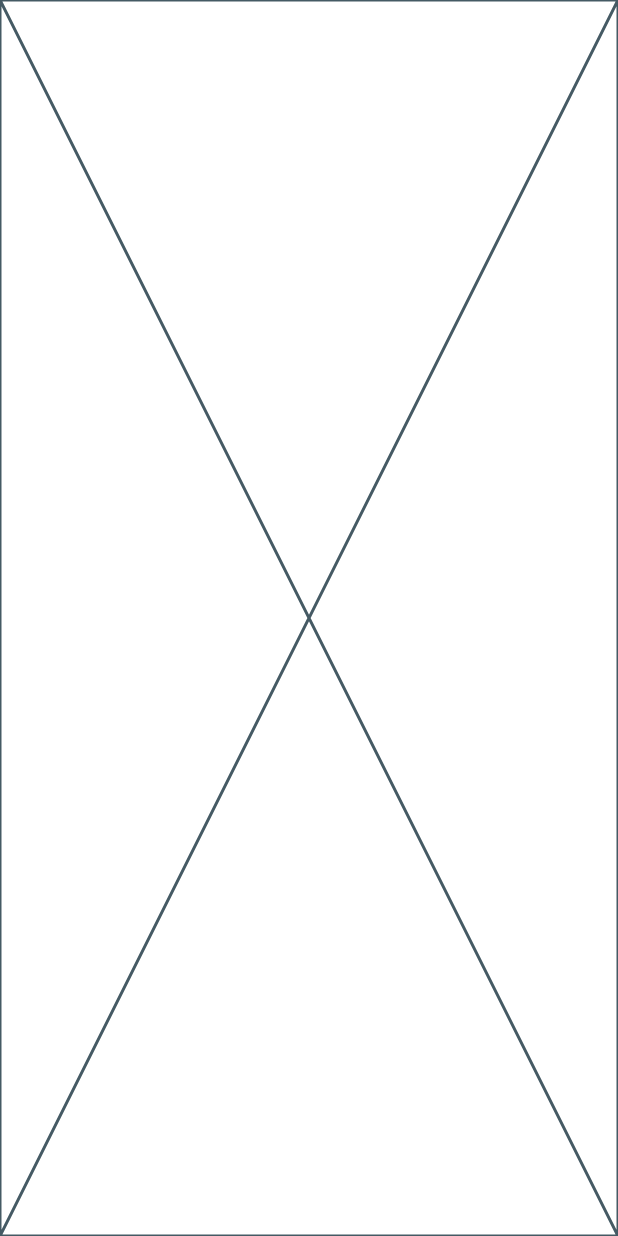
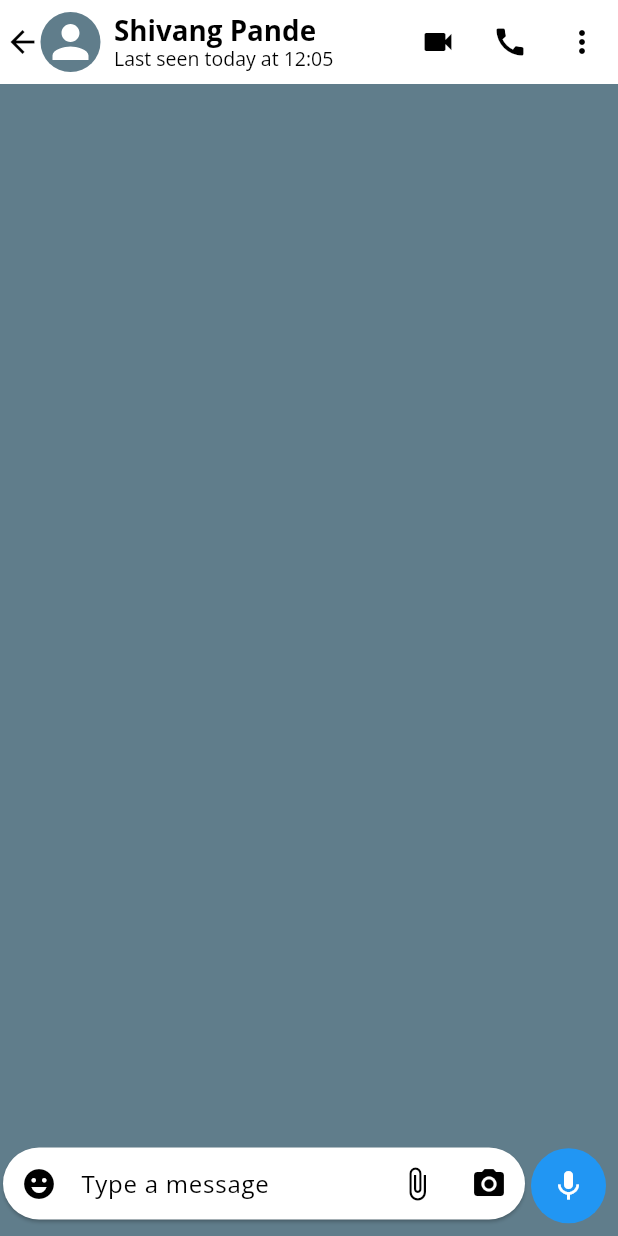
Before and after one commit to Shivvangg/skill_link, a Flutter app: the ChatScreen screen opened directly, after a tap on "Shivang Pande", on a phone screen of 412 x 824 dp. Run offline on Flutter 3.47's test engine with Material 3 defaults, Android fonts, the phone set to English and light mode, and no system bars; our stand-ins replace flutter_secure_storage, flutter_svg, image_picker; accounts and stored records are empty.

Commit message:
individual chat page initiated

```diff
--- a/lib/common/custom_card.dart
+++ b/lib/common/custom_card.dart
@@ -13,7 +13,7 @@ class Customcard extends StatelessWidget {
   Widget build(BuildContext context) {
     return InkWell(
       onTap: () {
-        Navigator.push(context, MaterialPageRoute(builder: (context) => const IndividualChatpage()));
+        Navigator.push(context, MaterialPageRoute(builder: (context) => IndividualChatpage(chatModel: chatModel)));
       },
       child: Column(
         children: [
--- a/lib/screens/user/individual_chatpage.dart
+++ b/lib/screens/user/individual_chatpage.dart
@@ -1,10 +1,158 @@
+// ignore_for_file: deprecated_member_use, sized_box_for_whitespace, sort_child_properties_last
+
 import 'package:flutter/material.dart';
+import 'package:flutter_svg/flutter_svg.dart';
+import 'package:skill_link/model/chat_model.dart';
 
-class IndividualChatpage extends StatelessWidget {
-  const IndividualChatpage({super.key});
+class IndividualChatpage extends StatefulWidget {
+  const IndividualChatpage({super.key, required this.chatModel});
+  final ChatModel chatModel;
 
   @override
+  State<IndividualChatpage> createState() => _IndividualChatpageState();
+}
+
+class _IndividualChatpageState extends State<IndividualChatpage> {
+  @override
   Widget build(BuildContext context) {
-    return const Placeholder();
+    return Scaffold(
+      backgroundColor: Colors.blueGrey,
+      appBar: AppBar(
+        leadingWidth: 70,
+        titleSpacing: 0,
+        leading: InkWell(
+          onTap: () {
+            Navigator.pop(context);
+          },
+          child: Row(
+            mainAxisAlignment: MainAxisAlignment.center,
+            children: [
+              const Icon(
+                Icons.arrow_back,
+                size: 24,
+              ),
+              CircleAvatar(
+                radius: 20,
+                backgroundColor: Colors.blueGrey,
+                child: SvgPicture.asset(
+                  widget.chatModel.isGroup
+                      ? "assets/iconns/groups.svg"
+                      : "assets/iconns/person.svg",
+                  color: Colors.white,
+                  height: 36,
+                  width: 36,
+                ),
+              )
+            ],
+          ),
+        ),
+        title: InkWell(
+          onTap: () {},
+          child: Container(
+            margin: const EdgeInsets.all(6),
+            child: Column(
+              mainAxisAlignment: MainAxisAlignment.start,
+              crossAxisAlignment: CrossAxisAlignment.start,
+              children: [
+                Text(widget.chatModel.name,
+                    style: const TextStyle(
+                      fontSize: 18.5,
+                      fontWeight: FontWeight.bold,
+                    )),
+                const Text(
+                  "Last seen today at 12:05",
+                  style: TextStyle(fontSize: 13),
+                ),
+              ],
+            ),
+          ),
+        ),
+        actions: [
+          IconButton(onPressed: () {}, icon: const Icon(Icons.videocam)),
+          IconButton(onPressed: () {}, icon: const Icon(Icons.call)),
+          PopupMenuButton<String>(
+              padding: const EdgeInsets.all(0),
+              itemBuilder: (BuildContext context) {
+                return [
+                  const PopupMenuItem(
+                    value: "View Participant",
+                    child: Text("View Participant"),
+                  ),
+                  const PopupMenuItem(
+                    value: "Documents and Links",
+                    child: Text("Documents and Links"),
+                  ),
+                  const PopupMenuItem(
+                    value: "Search",
+                    child: Text("Search"),
+                  ),
+                ];
+              }),
+        ],
+      ),
+      body: Container(
+        height: MediaQuery.of(context).size.height,
+        width: MediaQuery.of(context).size.width,
+        child: Stack(
+          children: [
+            ListView(),
+            Align(
+              alignment: Alignment.bottomCenter,
+              child: Row(
+                children: [
+                  Container(
+                    child: Card(
+                      margin:
+                          const EdgeInsets.only(left: 2, right: 2, bottom: 11),
+                      shape: RoundedRectangleBorder(
+                        borderRadius: BorderRadius.circular(25),
+                      ),
+                      child: TextFormField(
+                        textAlignVertical: TextAlignVertical.center,
+                        keyboardType: TextInputType.multiline,
+                        maxLines: 5,
+                        minLines: 1,
+                        decoration: InputDecoration(
+                          border: InputBorder.none,
+                          hintText: "Type a message",
+                          prefixIcon: IconButton(
+                            icon: const Icon(
+                              Icons.emoji_emotions,
+                            ),
+                            onPressed: () {},
+                          ),
+                          suffixIcon: const Row(
+                            mainAxisSize: MainAxisSize.min,
+                            children: [
+                              IconButton(
+                                  onPressed: null,
+                                  icon: Icon(Icons.attach_file)
+                              ),
+                              IconButton(
+                                  onPressed: null,
+                                  icon: Icon(Icons.camera_alt)
+                              ),
+                            ],
+                          ),
+                          contentPadding: const EdgeInsets.all(5),
+                        ),
+                      ),
+                    ),
+                    width: MediaQuery.of(context).size.width - 60,
+                  ),
+                  Padding(
+                    padding: const EdgeInsets.only(bottom: 8, right: 5, left: 2),
+                    child: CircleAvatar(
+                      radius: 25,
+                      child: IconButton(icon: const Icon(Icons.mic, color: Colors.white,), onPressed: () {}),
+                    ),
+                  )
+                ],
+              ),
+            ),
+          ],
+        ),
+      ),
+    );
   }
 }
```
